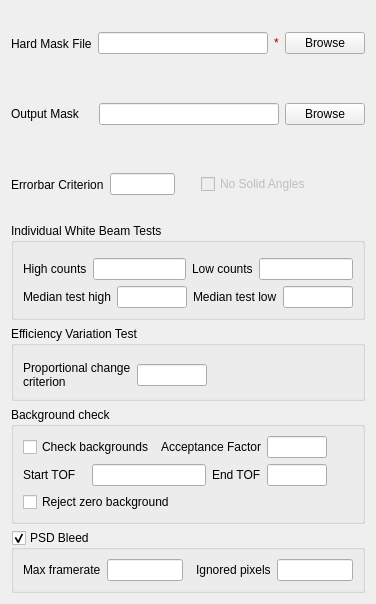
Old version of the form Code/Mantid/MantidQt/MantidWidgets/inc/MantidQtMantidWidgets/MWDiag.ui in the repository mantidproject/mantid.
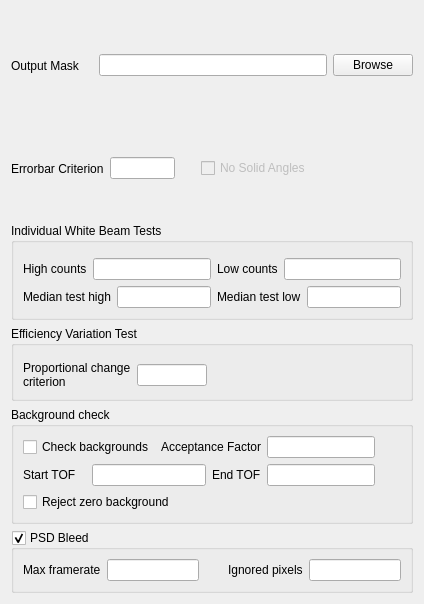
New version of the form. Custom widgets are drawn as their Qt base class.

Commit message: Use file finder widget instead of plain text edit. Refs #6921

```diff
--- a/Code/Mantid/MantidQt/MantidWidgets/inc/MantidQtMantidWidgets/MWDiag.ui
+++ b/Code/Mantid/MantidQt/MantidWidgets/inc/MantidQtMantidWidgets/MWDiag.ui
@@ -1,11 +1,11 @@
 <ui version="4.0" >
  <class>MWDiag</class>
- <widget class="QWidget" name="MWDiag" >
-  <property name="geometry" >
+ <widget class="QWidget" name="MWDiag">
+  <property name="geometry">
    <rect>
     <x>0</x>
     <y>0</y>
-    <width>376</width>
+    <width>424</width>
     <height>604</height>
    </rect>
   </property>
@@ -19,100 +19,18 @@
    <item>
     <layout class="QHBoxLayout" name="horizontalLayout" >
      <item>
-      <widget class="QLabel" name="lbIFile" >
-       <property name="enabled" >
-        <bool>true</bool>
+      <widget class="MantidQt::MantidWidgets::MWRunFiles" name="maskFileFinder">
+       <property name="toolTip">
+        <string>A file containing a list of spectra numbers which we aleady know should be masked</string>
        </property>
-       <property name="sizePolicy" >
-        <sizepolicy vsizetype="Expanding" hsizetype="Maximum" >
-         <horstretch>0</horstretch>
-         <verstretch>0</verstretch>
-        </sizepolicy>
+       <property name="findRunFiles" stdset="0">
+        <bool>false</bool>
        </property>
-       <property name="maximumSize" >
-        <size>
-         <width>16777215</width>
-         <height>16777215</height>
-        </size>
+       <property name="label" stdset="0">
+        <string>Hard Mask</string>
        </property>
-       <property name="text" >
-        <string>Hard Mask File</string>
-       </property>
-      </widget>
-     </item>
-     <item>
-      <widget class="QLineEdit" name="leIFile" >
-       <property name="enabled" >
+       <property name="optional" stdset="0">
         <bool>true</bool>
-       </property>
-       <property name="minimumSize" >
-        <size>
-         <width>0</width>
-         <height>20</height>
-        </size>
-       </property>
-       <property name="text" >
-        <string/>
-       </property>
-      </widget>
-     </item>
-     <item>
-      <widget class="QLabel" name="valInmsk" >
-       <property name="sizePolicy" >
-        <sizepolicy vsizetype="Fixed" hsizetype="Fixed" >
-         <horstretch>0</horstretch>
-         <verstretch>0</verstretch>
-        </sizepolicy>
-       </property>
-       <property name="palette" >
-        <palette>
-         <active>
-          <colorrole role="WindowText" >
-           <brush brushstyle="SolidPattern" >
-            <color alpha="255" >
-             <red>170</red>
-             <green>0</green>
-             <blue>0</blue>
-            </color>
-           </brush>
-          </colorrole>
-         </active>
-         <inactive>
-          <colorrole role="WindowText" >
-           <brush brushstyle="SolidPattern" >
-            <color alpha="255" >
-             <red>170</red>
-             <green>0</green>
-             <blue>0</blue>
-            </color>
-           </brush>
-          </colorrole>
-         </inactive>
-         <disabled>
-          <colorrole role="WindowText" >
-           <brush brushstyle="SolidPattern" >
-            <color alpha="255" >
-             <red>118</red>
-             <green>116</green>
-             <blue>108</blue>
-            </color>
-           </brush>
-          </colorrole>
-         </disabled>
-        </palette>
-       </property>
-       <property name="text" >
-        <string>*</string>
-       </property>
-      </widget>
-     </item>
-     <item>
-      <widget class="QPushButton" name="pbIFile" >
-       <property name="enabled" >
-        <bool>true</bool>
-       </property>
-       <property name="text" >
-        <string>Browse</string>
        </property>
       </widget>
      </item>
```
Left out of the diff: 253 changed lines with no effect on the pictures. The commit also changes 2 other files.
